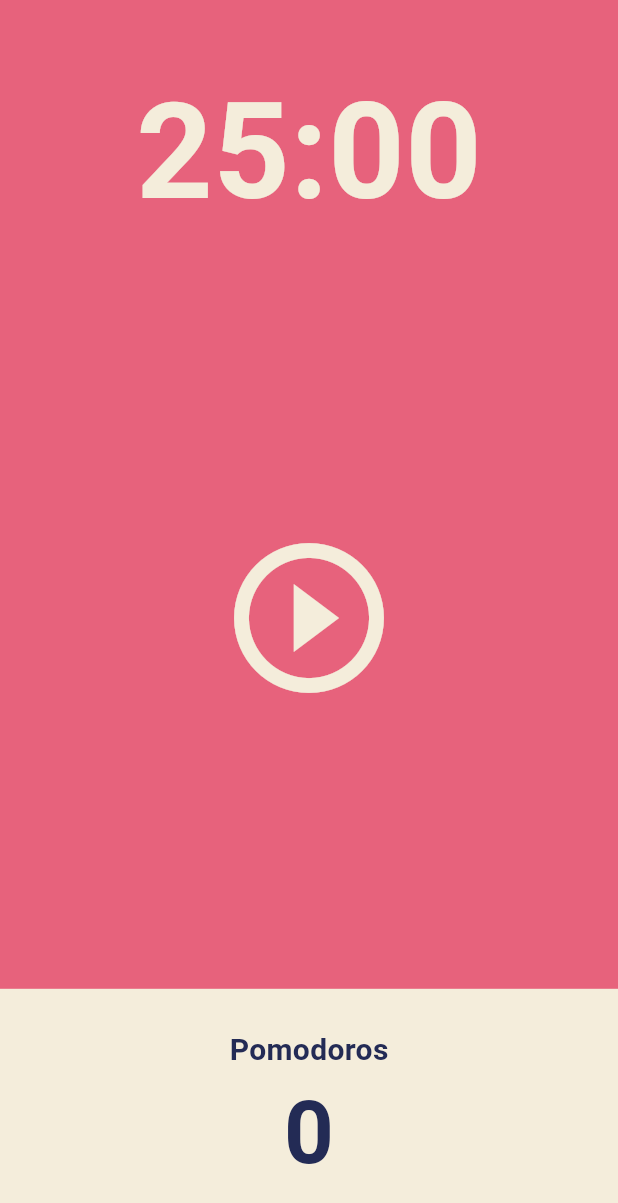
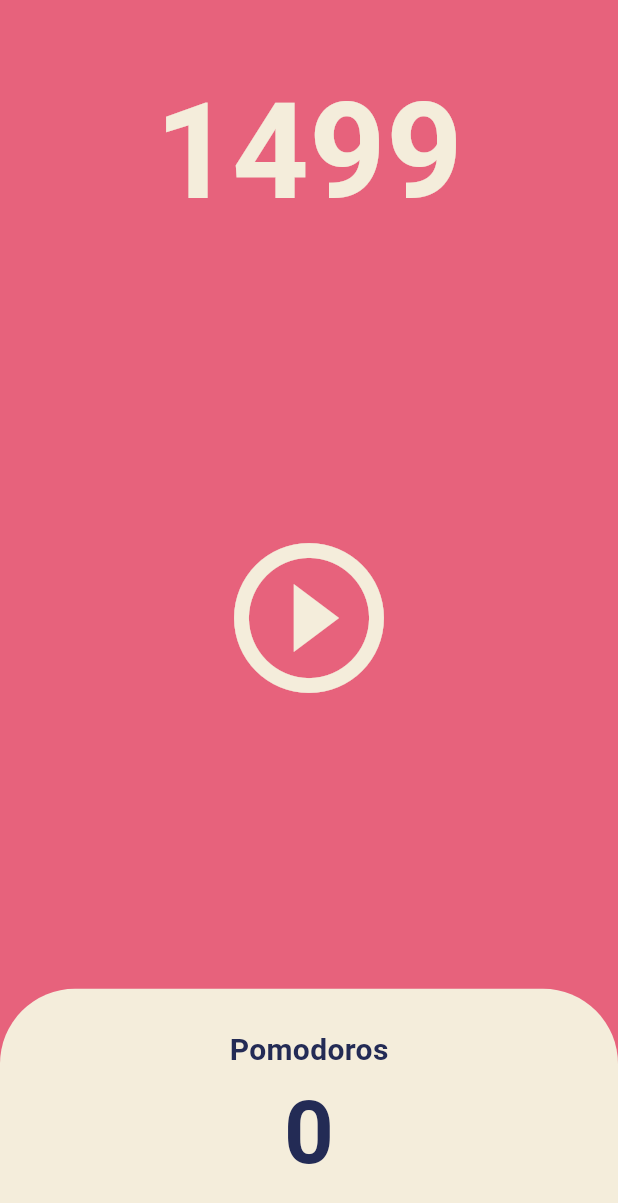
Before and after one commit to myFlutterClone/toonflix_pomo, a Flutter app: the screen it shows after launch, after a tap on the "play circle outline" icon, on a phone screen of 412 x 824 dp. Shown: the top 1203 px of the screen. Run offline on Flutter 3.47's test engine with Material 3 defaults, Android fonts, the phone set to English and light mode, and no system bars.

```diff
--- a/lib/screens/home_screen.dart
+++ b/lib/screens/home_screen.dart
@@ -1,3 +1,4 @@
+import 'dart:async';
 import 'package:flutter/material.dart';
 
 class HomeScreen extends StatefulWidget {
@@ -8,6 +9,19 @@ class HomeScreen extends StatefulWidget {
 }
 
 class _HomeScreenState extends State<HomeScreen> {
+  int totalSeconds = 1500;
+  late Timer timer;
+
+  void onTick(Timer timer) {
+    setState(() {
+      totalSeconds = totalSeconds - 1;
+    });
+  }
+
+  void onStartPressed() {
+    timer = Timer.periodic(const Duration(seconds: 1), onTick);
+  }
+
   @override
   Widget build(BuildContext context) {
     return Scaffold(
@@ -19,7 +33,7 @@ class _HomeScreenState extends State<HomeScreen> {
             child: Container(
               alignment: Alignment.bottomCenter,
               child: Text(
-                '25:00',
+                '$totalSeconds',
                 style: TextStyle(
                   color: Theme.of(context).cardColor,
                   fontSize: 89,
@@ -34,7 +48,7 @@ class _HomeScreenState extends State<HomeScreen> {
               child: IconButton(
                 iconSize: 120,
                 color: Theme.of(context).cardColor,
-                onPressed: () {},
+                onPressed: onStartPressed,
                 icon: const Icon(
                   Icons.play_circle_outline,
                 ),
@@ -47,8 +61,11 @@ class _HomeScreenState extends State<HomeScreen> {
               children: [
                 Expanded(
                   child: Container(
-                    decoration:
-                        BoxDecoration(color: Theme.of(context).cardColor),
+                    decoration: BoxDecoration(
+                      color: Theme.of(context).cardColor,
+                      borderRadius:
+                          const BorderRadius.vertical(top: Radius.circular(50)),
+                    ),
                     child: Column(
                       mainAxisAlignment: MainAxisAlignment.center,
                       children: [
```
